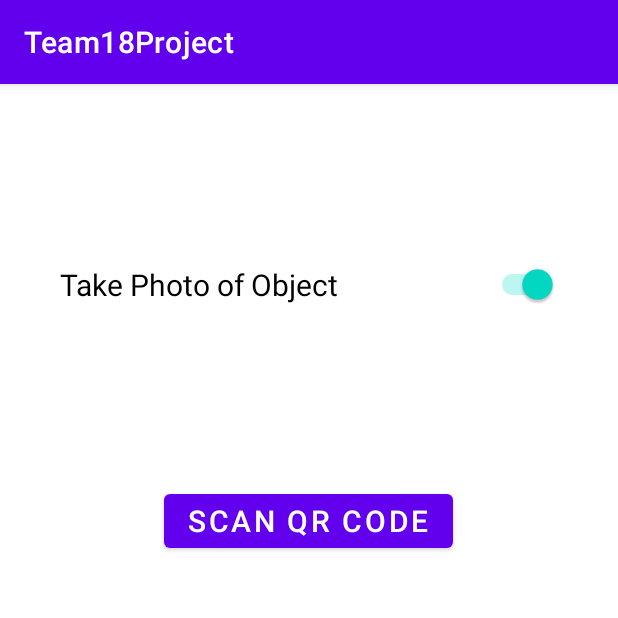
After one commit to CMPUT301W23T18/Team18Project, an Android app: the ScanQRCode screen opened directly, with no data from a screen before it, on a phone screen of 412 x 824 dp, the top half of it. The commit adds this screen. Run offline under Robolectric (Android 15) with nearby library versions, the phone set to English and light mode, and no system bars; libraries missing offline, so code that uses them is left out: com.google.zxing.integration.

Commit message:
functionality for scanning QR codes and taking photo of surroundings

```diff
--- a/Team18Project/app/build.gradle
+++ b/Team18Project/app/build.gradle
@@ -43,6 +43,8 @@ dependencies {
     implementation 'com.google.firebase:firebase-firestore'
     implementation 'com.google.firebase:firebase-analytics'
 
+    implementation 'com.journeyapps:zxing-android-embedded:4.3.0'
+
     testImplementation 'junit:junit:4.13.2'
     androidTestImplementation 'androidx.test.ext:junit:1.1.5'
     androidTestImplementation 'androidx.test.espresso:espresso-core:3.5.1'
--- /dev/null
+++ b/Team18Project/app/src/main/java/com/example/team18project/ScanQRCode.java
@@ -0,0 +1,152 @@
+package com.example.team18project;
+
+import androidx.annotation.NonNull;
+import androidx.annotation.Nullable;
+import androidx.appcompat.app.AlertDialog;
+import androidx.appcompat.app.AppCompatActivity;
+import androidx.core.app.ActivityCompat;
+import androidx.core.content.ContextCompat;
+
+import android.Manifest;
+import android.content.ActivityNotFoundException;
+import android.content.Context;
+import android.content.DialogInterface;
+import android.content.Intent;
+import android.content.pm.PackageManager;
+import android.location.Location;
+import android.location.LocationListener;
+import android.location.LocationManager;
+import android.os.Bundle;
+import android.provider.MediaStore;
+import android.util.Log;
+import android.view.View;
+import android.widget.Button;
+import android.widget.CompoundButton;
+import android.widget.Switch;
+import android.widget.Toast;
+
+import com.google.zxing.integration.android.IntentIntegrator;
+import com.google.zxing.integration.android.IntentResult;
+
+import java.security.NoSuchAlgorithmException;
+
+public class ScanQRCode extends AppCompatActivity {
+
+    private Button scanButton;
+    private boolean takePhoto;
+    private double latitude;
+    private double longitude;
+    private Player player;
+
+    @Override
+    protected void onCreate(Bundle savedInstanceState) {
+        super.onCreate(savedInstanceState);
+        setContentView(R.layout.activity_scan_qrcode);
+
+        Bundle extras = getIntent().getExtras();
+        if (extras != null) {
+            player = extras.getParcelable("player");
+        }
+
+        scanButton = findViewById(R.id.scan_button);
+        scanButton.setOnClickListener(new View.OnClickListener() {
+            @Override
+            public void onClick(View v) {
+                scanCode();
+            }
+        });
+
+        Switch takePhotoSwitch = findViewById(R.id.take_photo_switch);
+        takePhoto = takePhotoSwitch.isChecked();
+        takePhotoSwitch.setOnCheckedChangeListener(new CompoundButton.OnCheckedChangeListener() {
+            @Override
+            public void onCheckedChanged(CompoundButton buttonView, boolean isChecked) {
+                takePhoto = isChecked;
+            }
+        });
+
+        LocationManager locationManager = (LocationManager) getSystemService(Context.LOCATION_SERVICE);
+        LocationListener locationListener = new LocationListener() {
+            public void onLocationChanged(Location location) {
+                latitude = location.getLatitude();
+                longitude = location.getLongitude();
+            }
+        };
+
+        if (ActivityCompat.checkSelfPermission(this, android.Manifest.permission.ACCESS_FINE_LOCATION) != PackageManager.PERMISSION_GRANTED) {
+            ActivityCompat.requestPermissions(this, new String[] {android.Manifest.permission.ACCESS_FINE_LOCATION}, 0);
+            return;
+        }
+        locationManager.requestLocationUpdates(LocationManager.GPS_PROVIDER, 1000, 5, locationListener);
+
+    }
+
+    public void scanCode() {
+        IntentIntegrator integrator = new IntentIntegrator(this);
+        integrator.setCaptureActivity(QrCodeCaptureActivity.class);
+        integrator.setOrientationLocked(false);
+        integrator.setDesiredBarcodeFormats(IntentIntegrator.ALL_CODE_TYPES);
+        integrator.setPrompt("Scanning Codes");
+        integrator.initiateScan();
+    }
+
+    @Override
+    protected void onActivityResult(int requestCode, int resultCode, @Nullable Intent data) {
+        IntentResult result = IntentIntegrator.parseActivityResult(requestCode, resultCode, data);
+        if (result != null) {
+            if (result.getContents() != null) {
+                if (takePhoto) {
+                    Intent takePictureIntent = new Intent(MediaStore.ACTION_IMAGE_CAPTURE);
+                    try {
+                        startActivityForResult(takePictureIntent, 1);
+                    } catch (ActivityNotFoundException e) {
+                        Log.d("ERROR", "Activity not found");
+                    }
+                }
+
+                AlertDialog.Builder builder = new AlertDialog.Builder(this);
+
+//                try {
+//                    builder.setMessage(QRCode.getSHA256(result.getContents()));
+//                } catch (NoSuchAlgorithmException e) {
+//                    Toast.makeText(this, "ERROR: could not hash value", Toast.LENGTH_LONG).show();
+//                    finish();
+//                }
+
+                builder.setMessage(Double.toString(latitude) + " " + Double.toString(longitude));
+                builder.setTitle("Results")
+                        .setPositiveButton("try again", new DialogInterface.OnClickListener() {
+                            @Override
+                            public void onClick(DialogInterface dialog, int which) {
+                                scanCode();
+                            }
+                        })
+                        .setNegativeButton("finish", new DialogInterface.OnClickListener() {
+                            @Override
+                            public void onClick(DialogInterface dialog, int which) {
+                                finish();
+                            }
+                        });
+                AlertDialog dialog = builder.create();
+                dialog.show();
+            } else {
+                Toast.makeText(this, "no result", Toast.LENGTH_LONG).show();
+            }
+        } else {
+            super.onActivityResult(requestCode, resultCode, data);
+        }
+    }
+
+    @Override
+    public void onRequestPermissionsResult(int requestCode, @NonNull String[] permissions, @NonNull int[] grantResults) {
+        super.onRequestPermissionsResult(requestCode, permissions, grantResults);
+        if (requestCode == 0) {
+            if (grantResults.length > 0 && grantResults[0] == PackageManager.PERMISSION_GRANTED) {
+                // Permission granted, get the user's location
+            } else {
+                finish();
+            }
+        }
+    }
+
+}
--- /dev/null
+++ b/Team18Project/app/src/main/res/layout/activity_scan_qrcode.xml
@@ -0,0 +1,31 @@
+<?xml version="1.0" encoding="utf-8"?>
+<RelativeLayout xmlns:android="http://schemas.android.com/apk/res/android"
+    xmlns:app="http://schemas.android.com/apk/res-auto"
+    xmlns:tools="http://schemas.android.com/tools"
+    android:layout_width="match_parent"
+    android:layout_height="match_parent"
+    tools:context=".ScanQRCode">
+
+    <Switch
+        android:id="@+id/take_photo_switch"
+        android:layout_width="match_parent"
+        android:layout_height="wrap_content"
+        android:text="Take Photo of Object"
+        android:layout_alignParentTop="true"
+        android:paddingTop="120dp"
+        android:paddingBottom="120dp"
+        android:paddingHorizontal="40dp"
+        android:textSize="20dp"
+        android:checked="true" />
+
+    <Button
+        android:id="@+id/scan_button"
+        android:layout_width="wrap_content"
+        android:layout_height="wrap_content"
+        android:layout_centerHorizontal="true"
+        android:text="scan qr code"
+        android:textSize="20dp"
+        tools:layout_centerInParent="true"
+        android:layout_below="@id/take_photo_switch"/>
+
+</RelativeLayout>
--- a/Team18Project/app/src/main/res/layout/fragment_stats.xml
+++ b/Team18Project/app/src/main/res/layout/fragment_stats.xml
@@ -3,7 +3,6 @@
     xmlns:tools="http://schemas.android.com/tools"
     android:layout_width="match_parent"
     android:layout_height="match_parent"
-    android:background="@color/purple_700"
     tools:context=".StatsFragment">
 
     <!-- TODO: Update blank fragment layout -->
--- a/Team18Project/build.gradle
+++ b/Team18Project/build.gradle
@@ -5,7 +5,7 @@ buildscript {
         mavenCentral()
     }
     dependencies {
-        classpath 'com.android.tools.build:gradle:7.3.1'
+        classpath 'com.android.tools.build:gradle:7.4.2'
         classpath 'com.google.gms:google-services:4.3.15'
     }
 }
```
Also changed, not shown: Team18Project/app/src/main/AndroidManifest.xml (+15 -0 lines), Team18Project/app/src/main/java/com/example/team18project/HomeFragment.java (+21 -1 lines), Team18Project/app/src/main/java/com/example/team18project/QrCodeCaptureActivity.java (added, +7 -0 lines), Team18Project/app/src/main/java/com/example/team18project/StatsFragment.java (+10 -4 lines).
